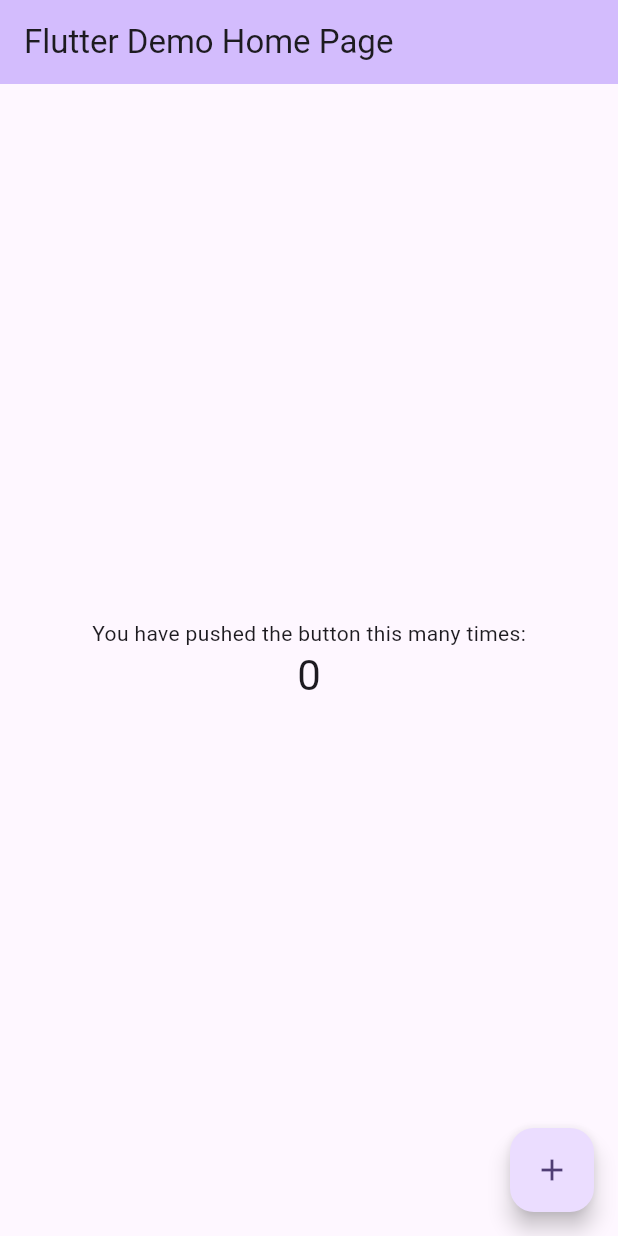
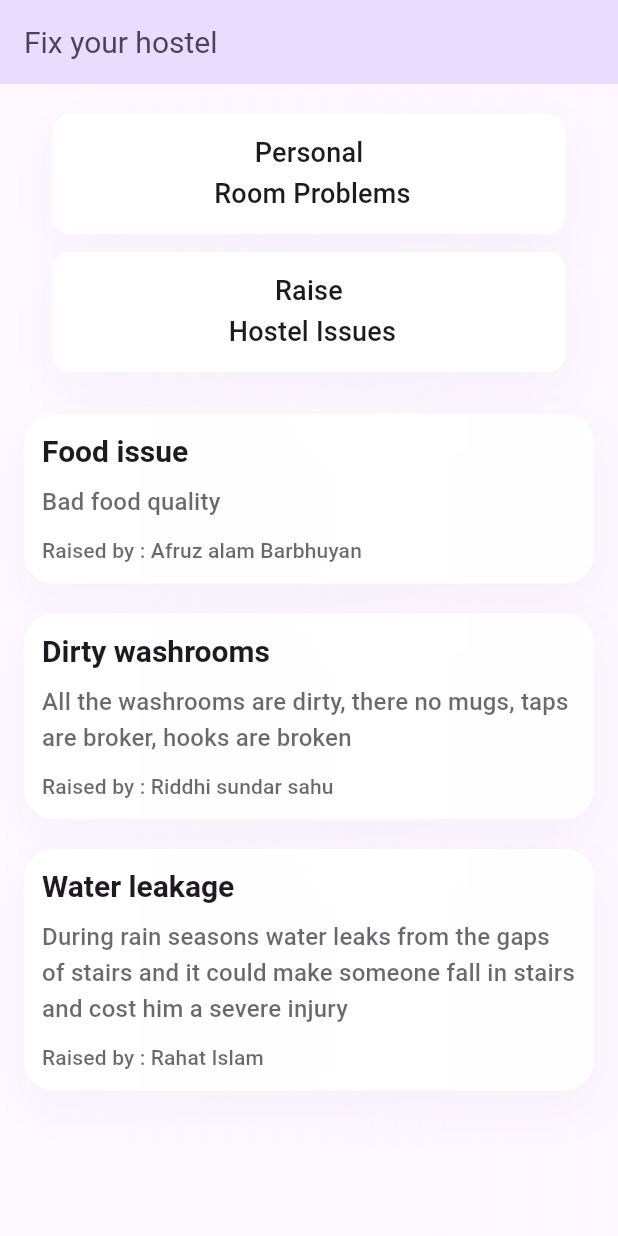
Before and after one commit to rahat-exe/fix_your_hostel, a Flutter app: the screen it shows after launch, on a phone screen of 412 x 824 dp. Run offline on Flutter 3.47's test engine with Material 3 defaults, Android fonts, the phone set to English and light mode, and no system bars.

Commit message:
home page and add issue

```diff
--- a/client/lib/main.dart
+++ b/client/lib/main.dart
@@ -1,122 +1,71 @@
+import 'package:client/screens/home.dart';
 import 'package:flutter/material.dart';
 
+final colorScheme = ColorScheme.fromSeed(
+  seedColor: Color.fromARGB(255, 96, 59, 181),
+);
+final kDarkColorScheme = ColorScheme.fromSeed(
+  brightness: Brightness.dark,
+  seedColor: Color.fromARGB(255, 5, 99, 125),
+);
+final theme = ThemeData().copyWith(colorScheme: kDarkColorScheme);
 void main() {
-  runApp(const MyApp());
+  runApp(MyApp());
 }
 
 class MyApp extends StatelessWidget {
   const MyApp({super.key});
 
-  // This widget is the root of your application.
   @override
   Widget build(BuildContext context) {
     return MaterialApp(
-      title: 'Flutter Demo',
-      theme: ThemeData(
-        // This is the theme of your application.
-        //
-        // TRY THIS: Try running your application with "flutter run". You'll see
-        // the application has a purple toolbar. Then, without quitting the app,
-        // try changing the seedColor in the colorScheme below to Colors.green
-        // and then invoke "hot reload" (save your changes or press the "hot
-        // reload" button in a Flutter-supported IDE, or press "r" if you used
-        // the command line to start the app).
-        //
-        // Notice that the counter didn't reset back to zero; the application
-        // state is not lost during the reload. To reset the state, use hot
-        // restart instead.
-        //
-        // This works for code too, not just values: Most code changes can be
-        // tested with just a hot reload.
-        colorScheme: ColorScheme.fromSeed(seedColor: Colors.deepPurple),
+      darkTheme: ThemeData.dark().copyWith(
+        colorScheme: kDarkColorScheme,
+
+        cardTheme: CardThemeData().copyWith(
+          color: kDarkColorScheme.secondaryContainer,
+          margin: EdgeInsets.symmetric(vertical: 7, horizontal: 10),
+        ),
+        elevatedButtonTheme: ElevatedButtonThemeData(
+          style: ElevatedButton.styleFrom(
+            backgroundColor: kDarkColorScheme.primaryContainer,
+            foregroundColor: kDarkColorScheme.onPrimaryContainer,
+          ),
+        ),
+        textTheme: ThemeData.dark().textTheme.copyWith(
+          titleLarge: TextStyle(
+            fontWeight: FontWeight.normal,
+            color: Colors.white,
+            fontSize: 15,
+          ),
+        ),
       ),
-      home: const MyHomePage(title: 'Flutter Demo Home Page'),
+      theme: ThemeData().copyWith(
+        colorScheme: colorScheme,
+        appBarTheme: const AppBarTheme().copyWith(
+          backgroundColor: colorScheme.primaryContainer,
+          foregroundColor: colorScheme.primaryContainer,
+        ),
+        cardTheme: CardThemeData().copyWith(
+          color: colorScheme.secondaryContainer,
+          margin: EdgeInsets.symmetric(vertical: 7, horizontal: 10),
+        ),
+        elevatedButtonTheme: ElevatedButtonThemeData(
+          style: ElevatedButton.styleFrom(
+            backgroundColor: colorScheme.primaryContainer,
+          ),
+        ),
+        textTheme: ThemeData().textTheme.copyWith(
+          titleLarge: TextStyle(
+            fontWeight: FontWeight.normal,
+            color: colorScheme.onSecondaryContainer,
+            fontSize: 15,
+          ),
+        ),
+      ),
+      themeMode: ThemeMode.system,
+      title: 'Fix hostel',
+      home: Home(),
     );
   }
 }
-
-class MyHomePage extends StatefulWidget {
-  const MyHomePage({super.key, required this.title});
-
-  // This widget is the home page of your application. It is stateful, meaning
-  // that it has a State object (defined below) that contains fields that affect
-  // how it looks.
-
-  // This class is the configuration for the state. It holds the values (in this
-  // case the title) provided by the parent (in this case the App widget) and
-  // used by the build method of the State. Fields in a Widget subclass are
-  // always marked "final".
-
-  final String title;
-
-  @override
-  State<MyHomePage> createState() => _MyHomePageState();
-}
-
-class _MyHomePageState extends State<MyHomePage> {
-  int _counter = 0;
-
-  void _incrementCounter() {
-    setState(() {
-      // This call to setState tells the Flutter framework that something has
-      // changed in this State, which causes it to rerun the build method below
-      // so that the display can reflect the updated values. If we changed
-      // _counter without calling setState(), then the build method would not be
-      // called again, and so nothing would appear to happen.
-      _counter++;
-    });
-  }
-
-  @override
-  Widget build(BuildContext context) {
-    // This method is rerun every time setState is called, for instance as done
-    // by the _incrementCounter method above.
-    //
-    // The Flutter framework has been optimized to make rerunning build methods
-    // fast, so that you can just rebuild anything that needs updating rather
-    // than having to individually change instances of widgets.
-    return Scaffold(
-      appBar: AppBar(
-        // TRY THIS: Try changing the color here to a specific color (to
-        // Colors.amber, perhaps?) and trigger a hot reload to see the AppBar
-        // change color while the other colors stay the same.
-        backgroundColor: Theme.of(context).colorScheme.inversePrimary,
-        // Here we take the value from the MyHomePage object that was created by
-        // the App.build method, and use it to set our appbar title.
-        title: Text(widget.title),
-      ),
-      body: Center(
-        // Center is a layout widget. It takes a single child and positions it
-        // in the middle of the parent.
-        child: Column(
-          // Column is also a layout widget. It takes a list of children and
-          // arranges them vertically. By default, it sizes itself to fit its
-          // children horizontally, and tries to be as tall as its parent.
-          //
-          // Column has various properties to control how it sizes itself and
-          // how it positions its children. Here we use mainAxisAlignment to
-          // center the children vertically; the main axis here is the vertical
-          // axis because Columns are vertical (the cross axis would be
-          // horizontal).
-          //
-          // TRY THIS: Invoke "debug painting" (choose the "Toggle Debug Paint"
-          // action in the IDE, or press "p" in the console), to see the
-          // wireframe for each widget.
-          mainAxisAlignment: MainAxisAlignment.center,
-          children: <Widget>[
-            const Text('You have pushed the button this many times:'),
-            Text(
-              '$_counter',
-              style: Theme.of(context).textTheme.headlineMedium,
-            ),
-          ],
-        ),
-      ),
-      floatingActionButton: FloatingActionButton(
-        onPressed: _incrementCounter,
-        tooltip: 'Increment',
-        child: const Icon(Icons.add),
-      ), // This trailing comma makes auto-formatting nicer for build methods.
-    );
-  }
-}
--- /dev/null
+++ b/client/lib/screens/add_issue.dart
@@ -0,0 +1,83 @@
+import 'package:flutter/material.dart';
+
+class AddIssue extends StatefulWidget {
+  const AddIssue({super.key});
+  @override
+  State<AddIssue> createState() {
+    return _AddIssue();
+  }
+}
+
+class _AddIssue extends State<AddIssue> {
+  @override
+  Widget build(BuildContext context) {
+    return Scaffold(
+      appBar: AppBar(
+        title: Text('List your issues', style: TextStyle(fontSize: 20)),
+      ),
+      body: Padding(
+        padding: EdgeInsets.all(12),
+        child: Form(
+          child: Column(
+            children: [
+              TextFormField(
+                maxLength: 30,
+                decoration: InputDecoration(
+                  label: Text('Issue title'),
+
+                  hintText: 'Enter the Issue title',
+                ),
+              ),
+
+              TextFormField(
+                maxLength: 200,
+                maxLines: null, // 👈 allows unlimited lines
+                keyboardType: TextInputType.multiline,
+                textInputAction: TextInputAction.newline,
+                decoration: InputDecoration(
+                  label: Text('Description'),
+                  hintText: 'Describe the issue within 200 words',
+                  alignLabelWithHint: true, // 👈 keeps label aligned at top
+                ),
+              ),
+              SizedBox(height: 20),
+              ElevatedButton(
+                onPressed: () {},
+                style: TextButton.styleFrom(
+                  backgroundColor: Theme.of(context).colorScheme.onPrimary,
+                  fixedSize: Size(320, 50),
+                  textStyle: TextStyle(fontSize: 20),
+                ),
+                child: Text('Add Image'),
+              ),
+              Padding(
+                padding: const EdgeInsets.all(8.0),
+                child: Row(
+                  mainAxisAlignment: MainAxisAlignment.center,
+                  children: [
+                    ElevatedButton(
+                      onPressed: () {},
+                      style: TextButton.styleFrom(fixedSize: Size(120, 30)),
+                      child: Text('Submit'),
+                    ),
+                    SizedBox(width: 20),
+                    ElevatedButton(
+                      onPressed: () {},
+                      style: TextButton.styleFrom(
+                        backgroundColor: Theme.of(
+                          context,
+                        ).colorScheme.onPrimary,
+                        fixedSize: Size(120, 30),
+                      ),
+                      child: Text('Cancel'),
+                    ),
+                  ],
+                ),
+              ),
+            ],
+          ),
+        ),
+      ),
+    );
+  }
+}
--- /dev/null
+++ b/client/lib/screens/home.dart
@@ -0,0 +1,117 @@
+import 'package:client/screens/add_issue.dart';
+import 'package:client/widgets/raise_card.dart';
+import 'package:flutter/material.dart';
+
+class Home extends StatelessWidget {
+  const Home({super.key});
+  @override
+  Widget build(BuildContext context) {
+    return Scaffold(
+      backgroundColor: Colors.transparent,
+      appBar: AppBar(
+        title: Text(
+          'Fix your hostel',
+          style: Theme.of(context).textTheme.titleLarge!.copyWith(fontSize: 20),
+        ),
+      ),
+      body: Container(
+        decoration: BoxDecoration(
+          gradient: LinearGradient(
+            colors: [
+              Theme.of(context).colorScheme.surface.withValues(alpha: 0.8),
+              Theme.of(context).colorScheme.surface,
+            ],
+          ),
+        ),
+        child: Column(
+          crossAxisAlignment: CrossAxisAlignment.center,
+          children: [
+            GestureDetector(
+              onTap: () {
+                Navigator.of(
+                  context,
+                ).push(MaterialPageRoute(builder: (ctx) => const AddIssue()));
+              },
+              child: Container(
+                width: 400,
+                height: 80,
+                padding: EdgeInsets.all(12),
+                margin: EdgeInsets.only(
+                  left: 35,
+                  right: 35,
+                  bottom: 12,
+                  top: 20,
+                ),
+                decoration: BoxDecoration(
+                  borderRadius: BorderRadius.circular(12),
+                  color: Theme.of(context).colorScheme.onPrimary,
+                  boxShadow: [
+                    BoxShadow(
+                      color: Theme.of(
+                        context,
+                      ).colorScheme.primary.withValues(alpha: 0.05),
+                      blurRadius: 30,
+                      offset: const Offset(0, 12),
+                    ),
+                  ],
+                ),
+                child: Text(
+                  'Personal\n Room Problems',
+                  textAlign: TextAlign.center,
+                  style: Theme.of(context).textTheme.titleMedium!.copyWith(
+                    color: Theme.of(context).colorScheme.onSurface,
+                    fontSize: 18,
+                  ),
+                ),
+              ),
+            ),
+            Container(
+              width: 450,
+              height: 80,
+              padding: EdgeInsets.all(12),
+              margin: EdgeInsets.only(left: 35, right: 35, bottom: 8),
+              decoration: BoxDecoration(
+                borderRadius: BorderRadius.circular(12),
+                color: Theme.of(context).colorScheme.onPrimary,
+                boxShadow: [
+                  BoxShadow(
+                    color: Theme.of(
+                      context,
+                    ).colorScheme.primary.withValues(alpha: 0.05),
+                    blurRadius: 30,
+                    offset: const Offset(0, 12),
+                  ),
+                ],
+              ),
+              child: Text(
+                'Raise\n Hostel Issues',
+                textAlign: TextAlign.center,
+                style: Theme.of(context).textTheme.titleMedium!.copyWith(
+                  color: Theme.of(context).colorScheme.onSurface,
+                  fontSize: 18,
+                ),
+              ),
+            ),
+            RaiseCard(
+              title: 'Food issue',
+              description: 'Bad food quality',
+              raiser: 'Afruz alam Barbhuyan',
+            ),
+            RaiseCard(
+              title: 'Dirty washrooms',
+              description:
+                  'All the washrooms are dirty, there no mugs, taps are broker, hooks are broken',
+              raiser: 'Riddhi sundar sahu',
+            ),
+            RaiseCard(
+              title: 'Water leakage',
+              description:
+                  'During rain seasons water leaks from the gaps of stairs and it could make someone fall in stairs and cost him a severe injury',
+              raiser: 'Rahat Islam',
+            ),
+          ],
+        ),
+      ),
+    );
+  }
+}
--- /dev/null
+++ b/client/lib/widgets/raise_card.dart
@@ -0,0 +1,64 @@
+import 'package:client/main.dart';
+import 'package:flutter/material.dart';
+
+class RaiseCard extends StatelessWidget {
+  const RaiseCard({
+    super.key,
+    required this.title,
+    required this.description,
+    required this.raiser,
+  });
+  final String title;
+  final String description;
+  final String raiser;
+  @override
+  Widget build(BuildContext context) {
+    return Container(
+      width: 450,
+      padding: EdgeInsets.all(12),
+      margin: EdgeInsets.only(left: 16, right: 16, top: 20),
+      decoration: BoxDecoration(
+        color: Theme.of(context).colorScheme.onSecondary.withValues(alpha: .96),
+        borderRadius: BorderRadius.circular(20),
+        boxShadow: [
+          BoxShadow(
+            color: colorScheme.primary.withValues(alpha: 0.05),
+            blurRadius: 30,
+            offset: const Offset(0, 12),
+          ),
+        ],
+      ),
+      child: Column(
+        crossAxisAlignment: CrossAxisAlignment.start,
+        spacing: 10,
+        children: [
+          Text(
+            title,
+            style: Theme.of(context).textTheme.titleLarge!.copyWith(
+              color: Theme.of(context).colorScheme.onSurface,
+              fontSize: 20,
+              fontWeight: FontWeight.w700,
+            ),
+          ),
+          Text(
+            description,
+            style: Theme.of(context).textTheme.titleMedium!.copyWith(
+              color: Theme.of(
+                context,
+              ).colorScheme.onSurface.withValues(alpha: 0.66),
+              fontSize: 16,
+            ),
+          ),
+          Text(
+            'Raised by : $raiser',
+            style: Theme.of(context).textTheme.titleSmall!.copyWith(
+              color: Theme.of(
+                context,
+              ).colorScheme.onSurface.withValues(alpha: 0.66),
+            ),
+          ),
+        ],
+      ),
+    );
+  }
+}
--- a/client/pubspec.yaml
+++ b/client/pubspec.yaml
@@ -34,6 +34,7 @@ dependencies:
   # The following adds the Cupertino Icons font to your application.
   # Use with the CupertinoIcons class for iOS style icons.
   cupertino_icons: ^1.0.8
+  google_fonts: ^8.0.2
 
 dev_dependencies:
   flutter_test:
```
Also changed, not shown: client/pubspec.lock, 1 other file.
